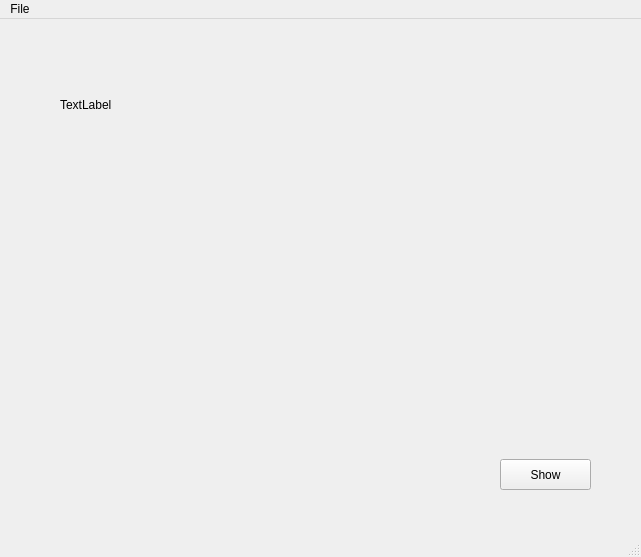
This is mwdDiopomat.ui in PawelDarlak/DiopomatCalc as Qt 5 draws it before an edit. The edited form follows.
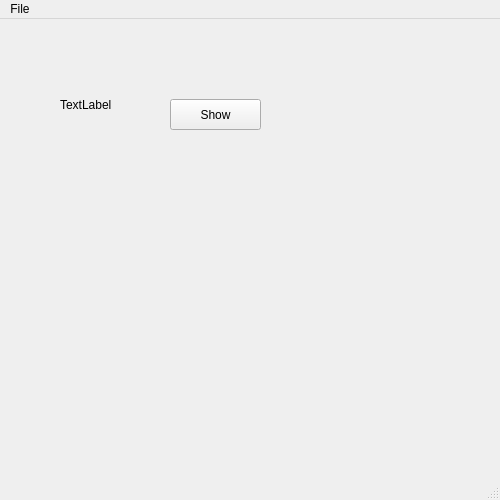
This is the edited form. Icons and pictures are not drawn.

Diff of the .ui file:
```diff
--- a/mwdDiopomat.ui
+++ b/mwdDiopomat.ui
@@ -9,10 +9,25 @@
    <rect>
     <x>0</x>
     <y>0</y>
-    <width>641</width>
-    <height>557</height>
+    <width>500</width>
+    <height>500</height>
    </rect>
   </property>
+  <property name="minimumSize">
+   <size>
+    <width>200</width>
+    <height>200</height>
+   </size>
+  </property>
+  <property name="maximumSize">
+   <size>
+    <width>500</width>
+    <height>500</height>
+   </size>
+  </property>
+  <property name="mouseTracking">
+   <bool>true</bool>
+  </property>
   <property name="windowTitle">
    <string>DiopomatCalc</string>
   </property>
@@ -26,6 +41,9 @@
   <property name="animated">
    <bool>true</bool>
   </property>
+  <property name="tabShape">
+   <enum>QTabWidget::Triangular</enum>
+  </property>
   <widget class="QWidget" name="centralwidget">
    <widget class="QPushButton" name="pushButton">
     <property name="enabled">
@@ -33,8 +51,8 @@
     </property>
     <property name="geometry">
      <rect>
-      <x>500</x>
-      <y>440</y>
+      <x>170</x>
+      <y>80</y>
       <width>91</width>
       <height>31</height>
      </rect>
@@ -62,8 +80,8 @@
     <rect>
      <x>0</x>
      <y>0</y>
-     <width>641</width>
-     <height>22</height>
+     <width>500</width>
+     <height>21</height>
     </rect>
    </property>
    <widget class="QMenu" name="menuFile">
```
Left out of the diff: 2 changed lines with no effect on the pictures.
